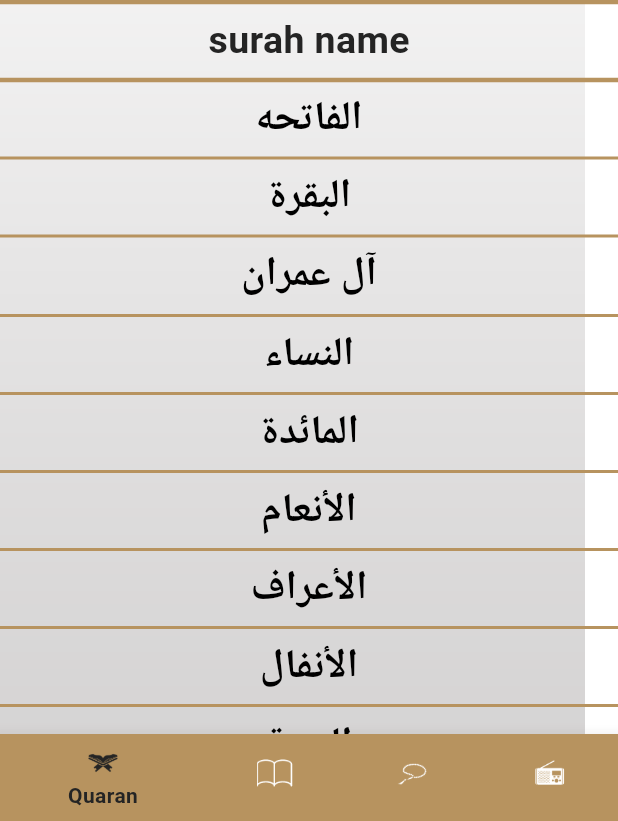
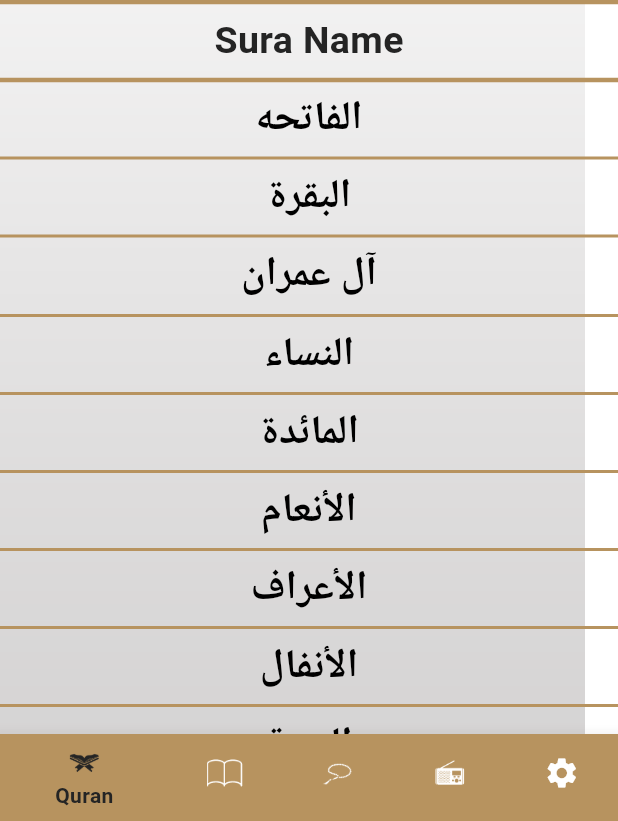
Before and after one commit to fahd29/islami_app, a Flutter app: the screen it shows after launch, on a phone screen of 412 x 824 dp, the part 415-1236 px from its top. Run offline on Flutter 3.47's test engine with Material 3 defaults, Android fonts, the phone set to English and light mode, and no system bars; generated files the repository leaves out were written again.

Commit message:
init project added empty home screen added splash_screen added app localization

```diff
--- a/lib/app_colors.dart
+++ b/lib/app_colors.dart
@@ -4,4 +4,6 @@ class AppColors {
   static const Color blackcolor = Color(0xff242424);
   static const Color bottom_nav_color = Color(0xffb7935f);
   static const Color white_color = Color(0xffffffff);
+  static const Color dark_color = Color(0xff141A2E);
+  static const Color yellow_color = Color(0xffFACC1D);
 }
--- a/lib/home/home_screen.dart
+++ b/lib/home/home_screen.dart
@@ -1,8 +1,12 @@
 import 'package:flutter/material.dart';
+import 'package:flutter_gen/gen_l10n/app_localizations.dart';
 import 'package:islamic/home/hadeth/hadeth_tab.dart';
 import 'package:islamic/home/quarn/quarn_tab.dart';
 import 'package:islamic/home/radio/radio_tab.dart';
 import 'package:islamic/home/sebha/sebha_tab.dart';
+import 'package:islamic/home/settings/settings_tab.dart';
+import 'package:islamic/providers/app_config_provider.dart';
+import 'package:provider/provider.dart';
 
 class HomeScreen extends StatefulWidget {
   static const String routeName = 'home_screen';
@@ -16,13 +20,16 @@ class _HomeScreenState extends State<HomeScreen> {
 
   @override
   Widget build(BuildContext context) {
+    var provider = Provider.of<AppConfigProvider>(context);
     return Stack(
       children: [
-        Image.asset("assets/images/main_background.png"),
+        provider.appTheme == ThemeMode.dark
+            ? Image.asset('assets/images/dark_mode_screen.png')
+            : Image.asset("assets/images/main_background.png"),
         Scaffold(
           appBar: AppBar(
             title: Text(
-              "Islami",
+              AppLocalizations.of(context)!.app_title,
               style: Theme.of(context).textTheme.bodyLarge,
             ),
           ),
@@ -38,17 +45,21 @@ class _HomeScreenState extends State<HomeScreen> {
               items: [
                 BottomNavigationBarItem(
                     icon: ImageIcon(AssetImage("assets/images/quran (1).png")),
-                    label: 'Quaran'),
+                  label: AppLocalizations.of(context)!.quran,
+                ),
                 BottomNavigationBarItem(
                     icon: ImageIcon(AssetImage(
                         "assets/images/quran-quran-svgrepo-com.png")),
-                    label: 'Hadeth'),
+                    label: AppLocalizations.of(context)!.hadeth),
                 BottomNavigationBarItem(
                     icon: ImageIcon(AssetImage("assets/images/sebha.png")),
-                    label: 'Sebha'),
+                    label: AppLocalizations.of(context)!.sebha),
                 BottomNavigationBarItem(
                     icon: ImageIcon(AssetImage("assets/images/radio.png")),
-                    label: 'Radio'),
+                    label: AppLocalizations.of(context)!.radio),
+                BottomNavigationBarItem(
+                    icon: Icon(Icons.settings),
+                    label: AppLocalizations.of(context)!.settings),
               ],
             ),
           ),
@@ -63,5 +74,6 @@ class _HomeScreenState extends State<HomeScreen> {
     HadethTab(),
     SebhaTab(),
     RadioTab(),
+    SettingsTab(),
   ];
 }
--- a/lib/home/quarn/quarn_tab.dart
+++ b/lib/home/quarn/quarn_tab.dart
@@ -1,6 +1,9 @@
 import 'package:flutter/material.dart';
+import 'package:flutter_gen/gen_l10n/app_localizations.dart';
 import 'package:islamic/app_colors.dart';
 import 'package:islamic/home/quarn/item_sura_name.dart';
+import 'package:islamic/providers/app_config_provider.dart';
+import 'package:provider/provider.dart';
 
 class QuarnTab extends StatelessWidget {
   List<String> names = [
@@ -122,15 +125,18 @@ class QuarnTab extends StatelessWidget {
 
   @override
   Widget build(BuildContext context) {
+    var provider = Provider.of<AppConfigProvider>(context);
     return Column(
       children: [
         Expanded(child: Image.asset("assets/images/quarn_logo-1.png")),
         Divider(
-          color: AppColors.bottom_nav_color,
+          color: provider.appTheme == ThemeMode.dark
+              ? AppColors.yellow_color
+              : AppColors.bottom_nav_color,
           thickness: 3,
         ),
         Text(
-          "surah name",
+          AppLocalizations.of(context)!.sura_name,
           style: Theme.of(context).textTheme.bodyMedium,
         ),
         Divider(
@@ -142,7 +148,9 @@ class QuarnTab extends StatelessWidget {
           child: ListView.separated(
             separatorBuilder: (context, index) {
               return Divider(
-                color: AppColors.bottom_nav_color,
+                color: provider.appTheme == ThemeMode.dark
+                    ? AppColors.yellow_color
+                    : AppColors.bottom_nav_color,
                 thickness: 2,
               );
             },
--- a/lib/main.dart
+++ b/lib/main.dart
@@ -1,11 +1,15 @@
 import 'package:flutter/material.dart';
+import 'package:flutter_gen/gen_l10n/app_localizations.dart';
 import 'package:islamic/home/hadeth/hadeth_screen.dart';
 import 'package:islamic/home/home_screen.dart';
 import 'package:islamic/home/quarn/sura_screen.dart';
+import 'package:islamic/providers/app_config_provider.dart';
 import 'package:islamic/theme_data.dart';
+import 'package:provider/provider.dart';
 
 void main() {
-  runApp(const MyApp());
+  runApp(ChangeNotifierProvider(
+      create: (context) => AppConfigProvider(), child: const MyApp()));
 }
 
 class MyApp extends StatelessWidget {
@@ -13,6 +17,7 @@ class MyApp extends StatelessWidget {
 
   @override
   Widget build(BuildContext context) {
+    var provider = Provider.of<AppConfigProvider>(context);
     return MaterialApp(
       debugShowCheckedModeBanner: false,
       initialRoute: HomeScreen.routeName,
@@ -22,7 +27,11 @@ class MyApp extends StatelessWidget {
         HadethScreen.routeName: (context) => HadethScreen(),
       },
       theme: MyThemeData.lightMode,
-      locale: Locale('en'),
+      themeMode: provider.appTheme,
+      darkTheme: MyThemeData.darkMode,
+      localizationsDelegates: AppLocalizations.localizationsDelegates,
+      supportedLocales: AppLocalizations.supportedLocales,
+      locale: Locale(provider.appLanguage),
     );
   }
 }
--- /dev/null
+++ b/lib/providers/app_config_provider.dart
@@ -0,0 +1,22 @@
+import 'package:flutter/material.dart';
+
+class AppConfigProvider extends ChangeNotifier {
+  String appLanguage = 'en';
+  ThemeMode appTheme = ThemeMode.light;
+
+  void changeLanguage(String newLanguage) {
+    if (appLanguage == newLanguage) {
+      return;
+    }
+    appLanguage = newLanguage;
+    notifyListeners();
+  }
+
+  void changeTheme(ThemeMode newMode) {
+    if (appTheme == newMode) {
+      return;
+    }
+    appTheme = newMode;
+    notifyListeners();
+  }
+}
--- a/lib/theme_data.dart
+++ b/lib/theme_data.dart
@@ -36,4 +36,39 @@ class MyThemeData {
           fontWeight: FontWeight.w400,
         ),
       ));
+
+  static final ThemeData darkMode = ThemeData(
+      primaryColor: AppColors.dark_color,
+      scaffoldBackgroundColor: Colors.transparent,
+      appBarTheme: AppBarTheme(
+        iconTheme: IconThemeData(color: Colors.white),
+        backgroundColor: Colors.transparent,
+        elevation: 0,
+        centerTitle: true,
+      ),
+      bottomNavigationBarTheme: BottomNavigationBarThemeData(
+        selectedItemColor: AppColors.yellow_color,
+        unselectedItemColor: AppColors.white_color,
+      ),
+      textTheme: TextTheme(
+        bodyLarge: TextStyle(
+          color: AppColors.white_color,
+          fontSize: 30,
+          fontWeight: FontWeight.bold,
+        ),
+        bodyMedium: TextStyle(
+            color: AppColors.white_color,
+            fontSize: 25,
+            fontWeight: FontWeight.w700),
+        bodySmall: TextStyle(
+          color: Colors.white,
+          fontSize: 27,
+          fontWeight: FontWeight.bold,
+        ),
+        titleLarge: TextStyle(
+          color: Colors.white,
+          fontSize: 20,
+          fontWeight: FontWeight.w400,
+        ),
+      ));
 }
--- a/pubspec.yaml
+++ b/pubspec.yaml
@@ -33,6 +33,7 @@ dependencies:
   flutter_localizations:
     sdk: flutter
   intl: any
+  provider: ^6.1.2
 
 
   # The following adds the Cupertino Icons font to your application.
```
Also changed, not shown: lib/home/hadeth/hadeth_screen.dart (+10 -4 lines), lib/home/hadeth/hadeth_tab.dart (+11 -3 lines), lib/home/quarn/sura_screen.dart (+12 -3 lines), lib/home/settings/language_buttom_sheet.dart (added, +66 -0 lines), lib/home/settings/settings_tab.dart (added, +111 -0 lines), lib/home/settings/theme_buttom_sheet.dart (added, +66 -0 lines), lib/l10n/app_ar.arb (+8 -1 lines), lib/l10n/app_en.arb (+9 -1 lines), assets/images/2.0x/dark_mode_screen@2x.png (added), assets/images/3.0x/dark_mode_screen@3x.png (added), assets/images/dark_mode_screen.png (added), pubspec.lock.
